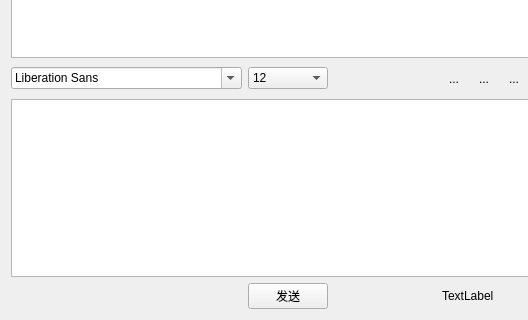
Above: Client/chatwidget.ui from Psychim/Group5Pro before the change; both pictures show x 0 to 528 and y 130 to 450 of the 829 by 450 pixel window. Below: the same form after it.
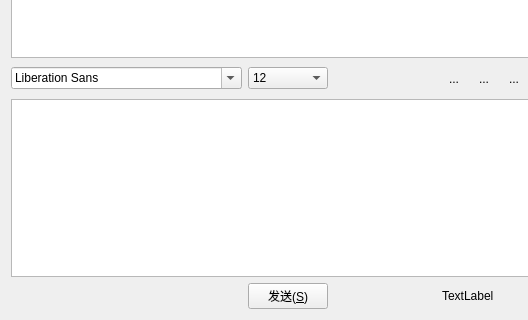
That is the form after the change. Icons and pictures are not drawn.

The edit to the form file:
```diff
--- a/Client/chatwidget.ui
+++ b/Client/chatwidget.ui
@@ -270,7 +270,7 @@
    <item row="3" column="1">
     <widget class="QPushButton" name="sendButton">
      <property name="text">
-      <string>发送</string>
+      <string>发送(&amp;S)</string>
      </property>
     </widget>
    </item>
```
